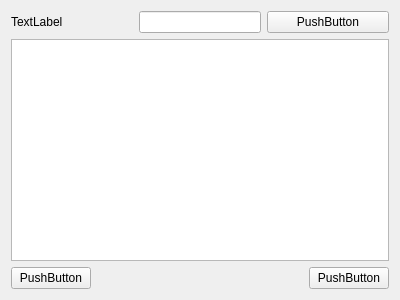
Qt form WifiSearchWidget.ui (wruwami/TPCAM-M30) before a commit.
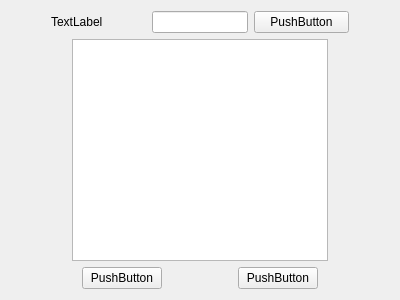
The same form after that commit. Custom widgets are drawn as their Qt base class.

Diff of the .ui file:
```diff
--- a/WifiSearchWidget.ui
+++ b/WifiSearchWidget.ui
@@ -17,7 +17,20 @@
    <item>
     <layout class="QVBoxLayout" name="verticalLayout" stretch="1,2,1">
      <item>
-      <layout class="QHBoxLayout" name="horizontalLayout_3" stretch="1,1,1">
+      <layout class="QHBoxLayout" name="horizontalLayout_3" stretch="0,1,1,1,0">
+       <item>
+        <spacer name="horizontalSpacer_7">
+         <property name="orientation">
+          <enum>Qt::Horizontal</enum>
+         </property>
+         <property name="sizeHint" stdset="0">
+          <size>
+           <width>40</width>
+           <height>20</height>
+          </size>
+         </property>
+        </spacer>
+       </item>
        <item>
         <widget class="CustomLabel" name="filterNameLabel">
          <property name="text">
@@ -35,17 +48,69 @@
          </property>
         </widget>
        </item>
+       <item>
+        <spacer name="horizontalSpacer_6">
+         <property name="orientation">
+          <enum>Qt::Horizontal</enum>
+         </property>
+         <property name="sizeHint" stdset="0">
+          <size>
+           <width>40</width>
+           <height>20</height>
+          </size>
+         </property>
+        </spacer>
+       </item>
       </layout>
      </item>
      <item>
       <layout class="QHBoxLayout" name="horizontalLayout_2">
+       <item>
+        <spacer name="horizontalSpacer_2">
+         <property name="orientation">
+          <enum>Qt::Horizontal</enum>
+         </property>
+         <property name="sizeHint" stdset="0">
+          <size>
+           <width>40</width>
+           <height>20</height>
+          </size>
+         </property>
+        </spacer>
+       </item>
        <item>
         <widget class="QListWidget" name="listWidget"/>
        </item>
+       <item>
+        <spacer name="horizontalSpacer_3">
+         <property name="orientation">
+          <enum>Qt::Horizontal</enum>
+         </property>
+         <property name="sizeHint" stdset="0">
+          <size>
+           <width>40</width>
+           <height>20</height>
+          </size>
+         </property>
+        </spacer>
+       </item>
       </layout>
      </item>
      <item>
       <layout class="QHBoxLayout" name="horizontalLayout">
+       <item>
+        <spacer name="horizontalSpacer_4">
+         <property name="orientation">
+          <enum>Qt::Horizontal</enum>
+         </property>
+         <property name="sizeHint" stdset="0">
+          <size>
+           <width>40</width>
+           <height>20</height>
+          </size>
+         </property>
+        </spacer>
+       </item>
        <item>
         <widget class="CustomPushButton" name="yesPushButton">
          <property name="text">
@@ -73,6 +138,19 @@
          </property>
         </widget>
        </item>
+       <item>
+        <spacer name="horizontalSpacer_5">
+         <property name="orientation">
+          <enum>Qt::Horizontal</enum>
+         </property>
+         <property name="sizeHint" stdset="0">
+          <size>
+           <width>40</width>
+           <height>20</height>
+          </size>
+         </property>
+        </spacer>
+       </item>
       </layout>
      </item>
     </layout>
```
Left out of the diff: 2 changed lines with no effect on the pictures.
